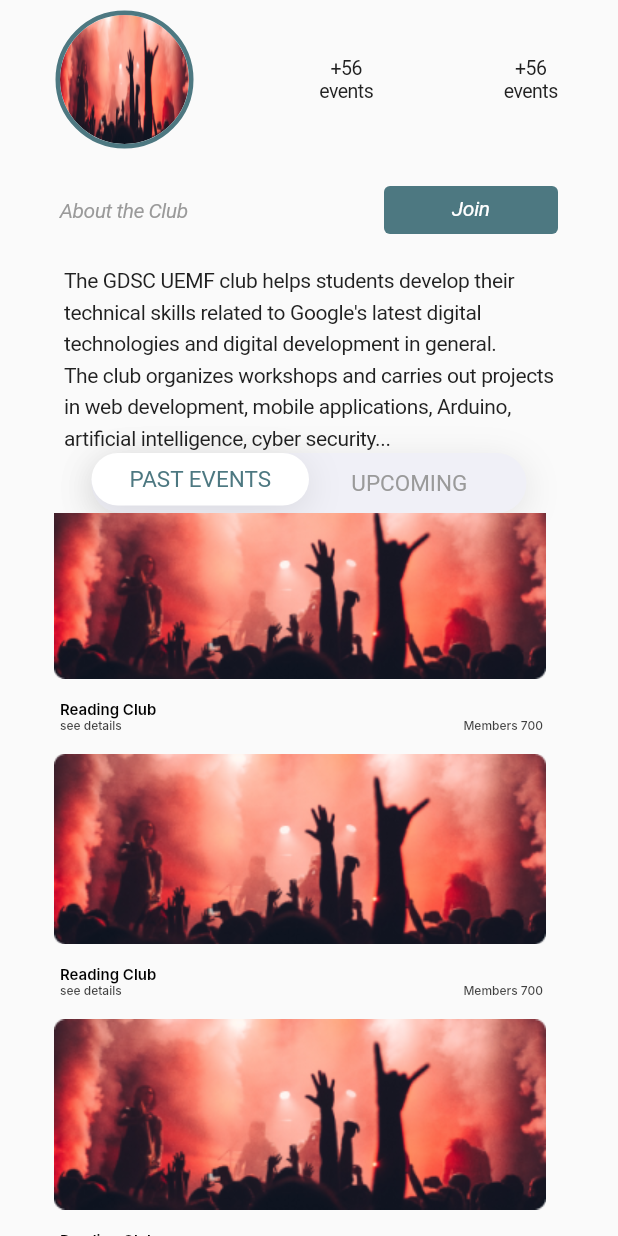
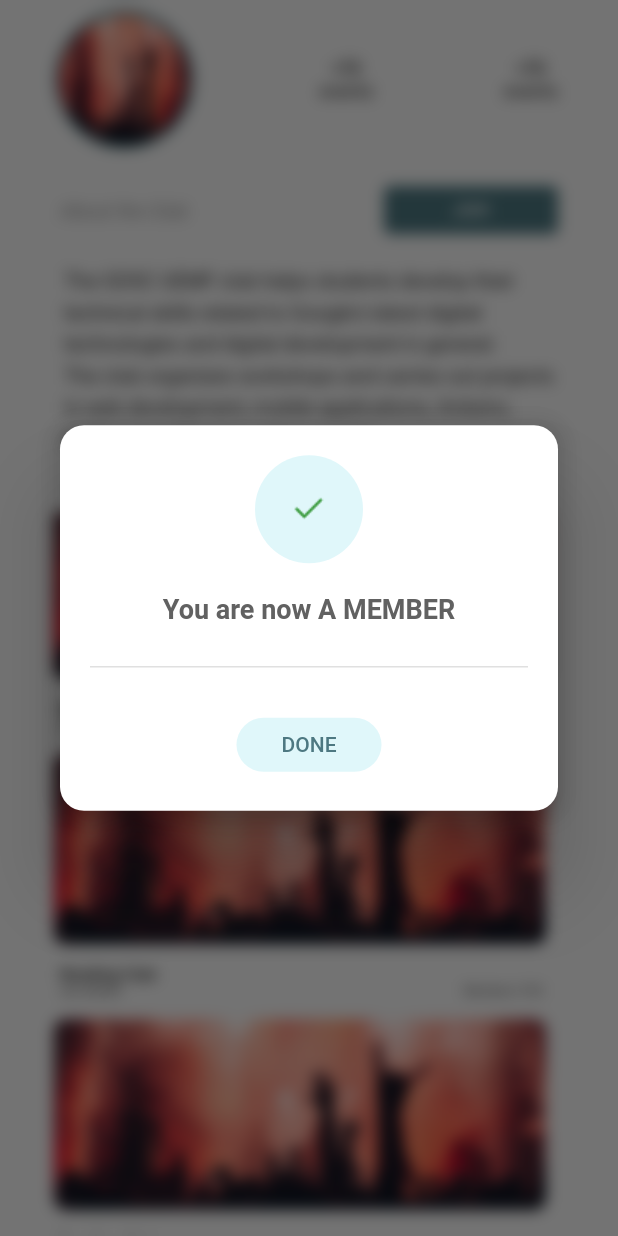
Before and after one commit to oussbad/Final-Project-flutter-, a Flutter app: the screen it shows after launch, scrolled down 384 dp, after a tap on "Join", on a phone screen of 412 x 824 dp. Run offline on Flutter 3.47's test engine with Material 2 defaults, Android fonts, the light colour scheme and no system bars; Roboto replaces fonts that are missing (ABeeZee, Airbnb Cereal App, Inter).

Commit message:
fix and feat: About Club Member with the showbulrDialog

```diff
--- a/lib/aboutClub.dart
+++ b/lib/aboutClub.dart
@@ -1,4 +1,5 @@
 import 'package:flutter/material.dart';
+import 'dart:ui'; // Needed for the BackdropFilter
 
 import 'Reusable/EventsCard.dart';
 import 'Reusable/SwitchButton.dart';
@@ -14,10 +15,12 @@ class _aboutClubState extends State<aboutClub> {
   @override
   Widget build(BuildContext context) {
     return Scaffold(
-      body: Column(
+      body: Stack(
+        children: [
+          Column(
             children: [
               Container(
-            margin: EdgeInsets.symmetric(horizontal: 40 ,vertical: 10),
+                margin: EdgeInsets.symmetric(horizontal: 40, vertical: 10),
                 child: Row(
                   mainAxisAlignment: MainAxisAlignment.spaceBetween,
                   children: [
@@ -99,7 +102,7 @@ class _aboutClubState extends State<aboutClub> {
                 ),
               ),
               Container(
-            margin: EdgeInsets.symmetric(horizontal: 40 ,vertical: 10),
+                margin: EdgeInsets.symmetric(horizontal: 40, vertical: 10),
                 child: Row(
                   mainAxisAlignment: MainAxisAlignment.spaceBetween,
                   crossAxisAlignment: CrossAxisAlignment.center,
@@ -118,14 +121,14 @@ class _aboutClubState extends State<aboutClub> {
                     ),
                     TextButton(
                       onPressed: () {
-                    // Ajoutez ici l'action à effectuer lorsque le bouton est pressé
+                        _showBlurDialog(context);
                       },
                       style: TextButton.styleFrom(
-                    backgroundColor: Color(0xFF4D7881), // Remplacez par la couleur de fond souhaitée
-                    minimumSize: Size(116, 32), // Définir la taille du bouton
-                    padding: EdgeInsets.zero, // Supprime le padding par défaut
+                        backgroundColor: Color(0xFF4D7881),
+                        minimumSize: Size(116, 32),
+                        padding: EdgeInsets.zero,
                         shape: RoundedRectangleBorder(
-                      borderRadius: BorderRadius.circular(4), // Définir les bords arrondis si nécessaire
+                          borderRadius: BorderRadius.circular(4),
                         ),
                       ),
                       child: Text(
@@ -137,13 +140,11 @@ class _aboutClubState extends State<aboutClub> {
                           fontStyle: FontStyle.italic,
                           fontFamily: 'ABeeZee',
                           fontWeight: FontWeight.w400,
-                      height: 1.0, // Assurez-vous que la hauteur est appropriée pour le texte
+                          height: 1.0,
                           letterSpacing: -0.24,
                         ),
                       ),
                     )
-
-
                   ],
                 ),
               ),
@@ -161,18 +162,17 @@ artificial intelligence, cyber security...''',
                     fontSize: 14,
                     fontFamily: 'ABeeZee',
                     fontWeight: FontWeight.w400,
-                height: 1.5,  // Adjust line height as needed
+                    height: 1.5,
                     letterSpacing: -0.24,
                   ),
                 ),
               ),
               CustomSwitchButton(),
               SizedBox(
-            height: 500, // Adjust the height according to your UI design
+                height: 500,
                 child: SingleChildScrollView(
                   child: Column(
                     children: [
-
                       EventsCard(),
                       EventsCard(),
                       EventsCard(),
@@ -182,9 +182,105 @@ artificial intelligence, cyber security...''',
                   ),
                 ),
               ),
-
+            ],
+          ),
         ],
       ),
     );
   }
+
+
+
+  Future<void> _showBlurDialog(BuildContext context) {
+    return showDialog<void>(
+      context: context,
+      builder: (BuildContext context) {
+        return BackdropFilter(
+          filter: ImageFilter.blur(sigmaX: 5, sigmaY: 5),
+          child: Dialog(
+            shape: RoundedRectangleBorder(
+              borderRadius: BorderRadius.circular(16.0),
+            ),
+            backgroundColor: Colors.transparent,
+            child: Container(
+              padding: EdgeInsets.all(20.0),
+              decoration: BoxDecoration(
+                color: Colors.white,
+                borderRadius: BorderRadius.circular(16.0),
+                boxShadow: [
+                  BoxShadow(
+                    color: Colors.black.withOpacity(0.1),
+                    spreadRadius: 5,
+                    blurRadius: 10,
+                    offset: Offset(0, 3),
+                  ),
+                ],
+              ),
+              child: Column(
+                mainAxisSize: MainAxisSize.min,
+                children: [
+                  Container(
+                    width: 72,
+                    height: 72,
+                    decoration: BoxDecoration(
+                      color: Color(0xFFE0F7FA),
+                      shape: BoxShape.circle,
+                    ),
+                    child: Center(
+                      child: Image.asset(
+                        "images/check.png",
+                        width: 40,
+                        height: 40,
+                      ),
+                    ),
+                  ),
+                  SizedBox(height: 20),
+                  Text(
+                    'You are now A MEMBER',
+                    textAlign: TextAlign.center,
+                    style: TextStyle(
+                      color: Color(0xFF616161),
+                      fontSize: 18,
+                      fontFamily: 'Poppins',
+                      fontWeight: FontWeight.w600,
+                    ),
+                  ),
+                  SizedBox(height: 20),
+                  Divider(
+                    color: Colors.grey[300],
+                    thickness: 1,
+                  ),
+                  SizedBox(height: 20),
+                  ElevatedButton(
+                    onPressed: () {
+                      Navigator.of(context).pop();
+                      // Add any additional action here if needed
+                    },
+                    child: Text(
+                      'DONE',
+                      style: TextStyle(
+                        color: Color(0xFF4D7881),
+                        fontSize: 14,
+                        fontFamily: 'Poppins',
+                        fontWeight: FontWeight.w500,
+                      ),
+                    ),
+                    style: ElevatedButton.styleFrom(
+                      primary: Color(0xFFE0F7FA),
+                      onPrimary: Color(0xFF4D7881),
+                      elevation: 0,
+                      padding: EdgeInsets.symmetric(horizontal: 30, vertical: 10),
+                      shape: RoundedRectangleBorder(
+                        borderRadius: BorderRadius.circular(20),
+                      ),
+                    ),
+                  ),
+                ],
+              ),
+            ),
+          ),
+        );
+      },
+    );
   }
+}
--- a/lib/main.dart
+++ b/lib/main.dart
@@ -4,6 +4,7 @@ import 'package:untitled1/startUpScreen.dart';
 import 'Home.dart';
 import 'Login.dart';
 import 'Reusable/ClubCard.dart';
+import 'Reusable/Member.dart';
 import 'Reusable/SwitchButton.dart';
 import 'SingUp.dart';
 import 'aboutClub.dart';
@@ -21,7 +22,9 @@ class MyApp extends StatelessWidget {
   @override
   Widget build(BuildContext context) {
     return MaterialApp(
-      home: aboutClub(),
+      home: Scaffold(
+        body: aboutClub(),
+      ),
     );
   }
 }
```
Also changed, not shown: lib/Reusable/Member.dart (added, +83 -0 lines), images/check.png (added). Lines whose indentation alone changed are shown as unchanged.
